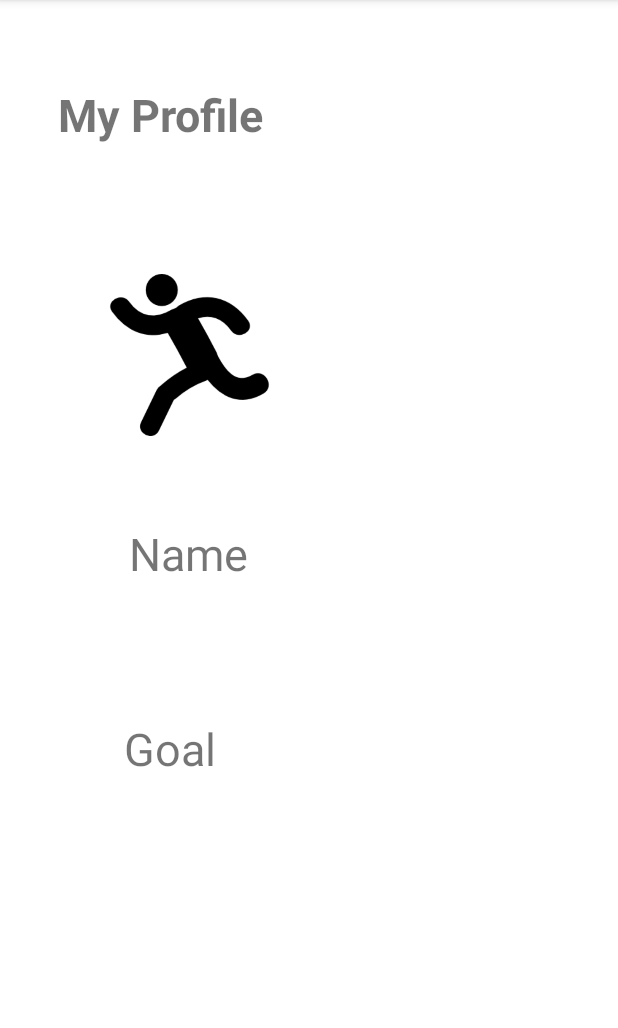
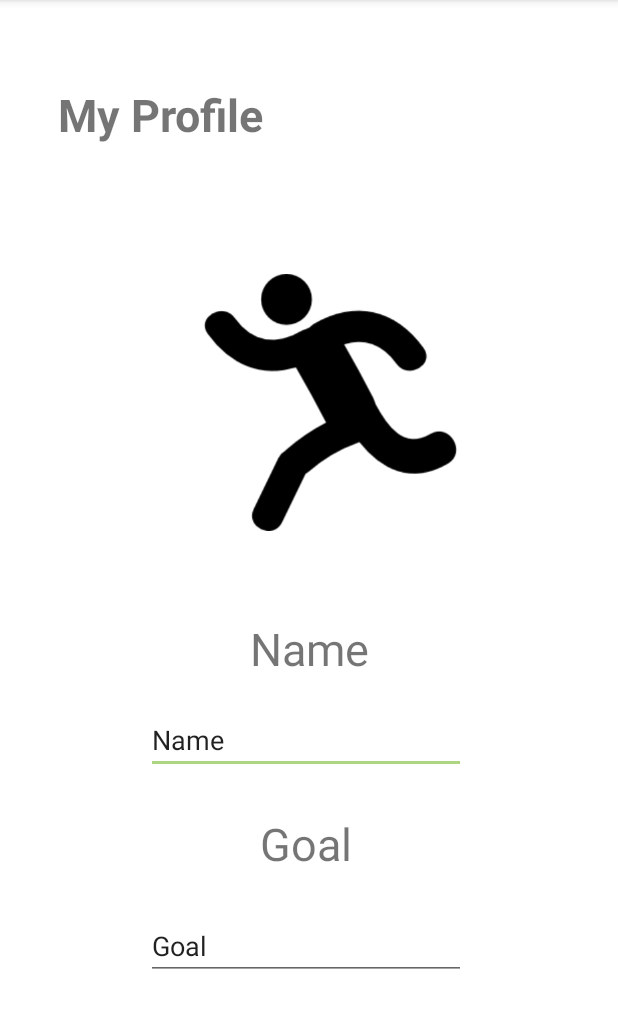
Before and after one commit to AppsForGoodExercise/ExerTime, an Android app: the Profile screen opened directly, with no data from a screen before it, on a phone screen of 412 x 824 dp, the part 84-1112 px from its top. Run offline under Robolectric (Android 15) with nearby library versions, the phone set to English and light mode, and no system bars.

Commit message:
profile changes

```diff
--- a/app/src/main/java/com/example/exertime/Exercise.java
+++ b/app/src/main/java/com/example/exertime/Exercise.java
@@ -9,14 +9,14 @@ public class Exercise {
     String difficulty;
     private int numberoftimes;
     private  int amountoftime;
-    private int caloric;
+    private int calorie;
 
     public Exercise(String name, String intensity, int reps, int time, int calories){
         title = name;
         difficulty = intensity;
         numberoftimes = reps;
         amountoftime = time;
-        caloric = calories;
+        calorie = calories;
 
     }
 
--- a/app/src/main/res/layout/activity_profile.xml
+++ b/app/src/main/res/layout/activity_profile.xml
@@ -29,23 +29,27 @@
         android:layout_height="0dp"
         android:layout_marginBottom="58dp"
         android:layout_marginEnd="133dp"
-        android:layout_marginRight="133dp"
+        android:layout_marginStart="162dp"
         app:layout_constraintBottom_toTopOf="@+id/nameTitle"
         app:layout_constraintEnd_toEndOf="parent"
+        app:layout_constraintStart_toStartOf="parent"
         app:layout_constraintTop_toBottomOf="@+id/profileTitle"
-        app:srcCompat="@drawable/runningperson" />
+        app:srcCompat="@drawable/runningperson"
+        android:layout_marginRight="133dp"
+        android:layout_marginLeft="162dp" />
 
     <TextView
         android:id="@+id/goalTitle"
-        android:layout_width="173dp"
-        android:layout_height="0dp"
+        android:layout_width="66dp"
+        android:layout_height="44dp"
         android:layout_marginBottom="182dp"
-        android:layout_marginEnd="156dp"
-        android:layout_marginRight="156dp"
+        android:layout_marginEnd="8dp"
+        android:layout_marginStart="8dp"
         android:text="@string/goalheading"
         android:textSize="30sp"
         app:layout_constraintBottom_toBottomOf="parent"
         app:layout_constraintEnd_toEndOf="parent"
+        app:layout_constraintStart_toStartOf="parent"
         app:layout_constraintTop_toBottomOf="@+id/nameTitle" />
 
     <TextView
@@ -53,11 +57,66 @@
         android:layout_width="wrap_content"
         android:layout_height="wrap_content"
         android:layout_marginBottom="89dp"
+        android:layout_marginEnd="8dp"
+        android:layout_marginStart="8dp"
         android:text="@string/nameHeading"
         android:textSize="30sp"
         app:layout_constraintBottom_toTopOf="@+id/goalTitle"
-        app:layout_constraintEnd_toEndOf="@+id/profileImage"
-        app:layout_constraintStart_toStartOf="@+id/profileImage"
+        app:layout_constraintEnd_toEndOf="parent"
+        app:layout_constraintStart_toStartOf="parent"
         app:layout_constraintTop_toBottomOf="@+id/profileImage" />
 
+    <EditText
+        android:id="@+id/enterName"
+        android:layout_width="wrap_content"
+        android:layout_height="wrap_content"
+        android:layout_marginBottom="26dp"
+        android:layout_marginEnd="194dp"
+        android:layout_marginStart="189dp"
+        android:layout_marginTop="18dp"
+        android:ems="10"
+        android:inputType="text"
+        android:text="@string/name"
+        app:layout_constraintBottom_toTopOf="@+id/goalTitle"
+        app:layout_constraintEnd_toEndOf="parent"
+        app:layout_constraintStart_toStartOf="parent"
+        app:layout_constraintTop_toBottomOf="@+id/nameTitle"
+        android:layout_marginRight="194dp"
+        android:layout_marginLeft="189dp" />
+
+    <EditText
+        android:id="@+id/enterGoal"
+        android:layout_width="wrap_content"
+        android:layout_height="wrap_content"
+        android:layout_marginBottom="94dp"
+        android:layout_marginEnd="194dp"
+        android:layout_marginStart="189dp"
+        android:layout_marginTop="1dp"
+        android:ems="10"
+        android:inputType="text"
+        android:text="@string/goal"
+        app:layout_constraintBottom_toBottomOf="parent"
+        app:layout_constraintEnd_toEndOf="parent"
+        app:layout_constraintStart_toStartOf="parent"
+        app:layout_constraintTop_toBottomOf="@+id/goalTitle"
+        android:layout_marginRight="194dp"
+        android:layout_marginLeft="189dp" />
+
+    <Button
+        android:id="@+id/button2"
+        android:layout_width="wrap_content"
+        android:layout_height="wrap_content"
+        android:layout_marginBottom="44dp"
+        android:layout_marginEnd="258dp"
+        android:layout_marginStart="255dp"
+        android:layout_marginTop="16dp"
+        android:onClick="saveInfo"
+        android:text="@string/save"
+        app:layout_constraintBottom_toBottomOf="parent"
+        app:layout_constraintEnd_toEndOf="parent"
+        app:layout_constraintStart_toStartOf="parent"
+        app:layout_constraintTop_toBottomOf="@+id/enterGoal"
+        android:layout_marginRight="258dp"
+        android:layout_marginLeft="255dp" />
+
 </android.support.constraint.ConstraintLayout>
--- a/app/src/main/res/values/strings.xml
+++ b/app/src/main/res/values/strings.xml
@@ -28,4 +28,6 @@
     <string name="scoreString" />
     <string name="scoreValue">My Streak: 0</string>
     <string name="exerList">Exercise List</string>
+    <string name="save">Save</string>
+    <string name="goal">Goal</string>
 </resources>
```
Also changed, not shown: app/src/main/java/com/example/exertime/Day.java (+31 -22 lines), app/src/main/java/com/example/exertime/Home.java (+5 -21 lines), app/src/main/java/com/example/exertime/MainActivity.java (+51 -5 lines), app/src/main/java/com/example/exertime/Profile.java (+14 -0 lines), app/src/main/java/com/example/exertime/api_quickstart.java (deleted, +0 -413 lines), app/src/main/java/com/example/exertime/sign_in.java (deleted, +0 -14 lines), app/src/main/res/layout/activity_api_quickstart.xml (deleted, +0 -9 lines), app/src/main/res/layout/activity_sign_in.xml (deleted, +0 -9 lines).
